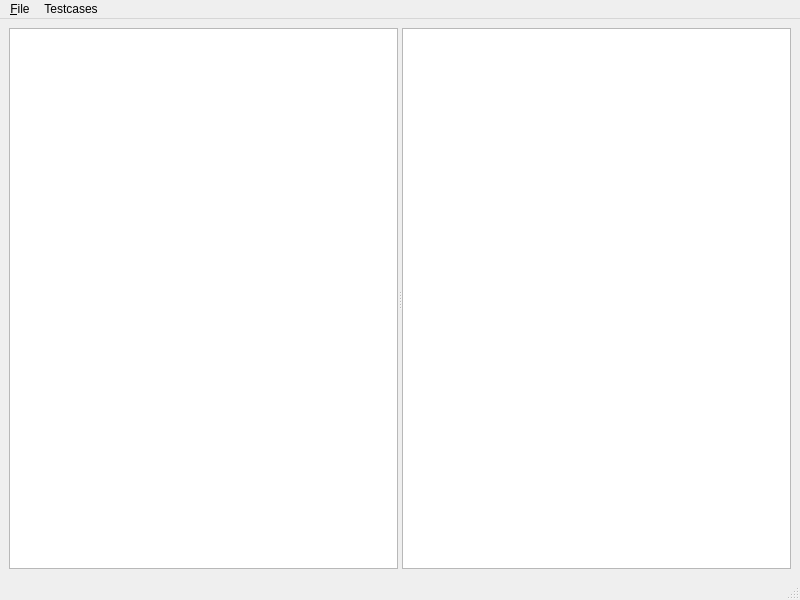
Old version of the form trunk/muroa/playground/MainWindow.ui in the repository BackupTheBerlios/muroa-svn.
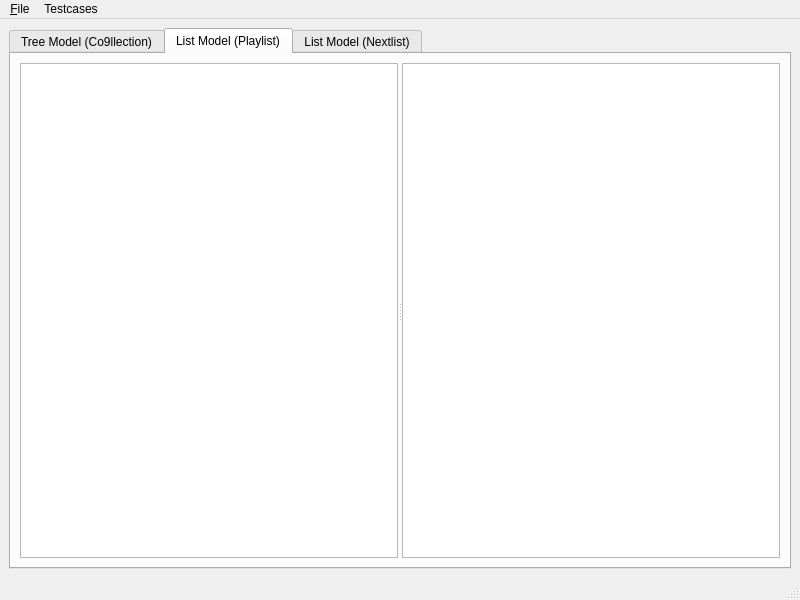
New version of the form. The open tabs and pages were chosen to show the change.

Commit message: ListModel starts to work

The edit to the form file:
```diff
--- a/trunk/muroa/playground/MainWindow.ui
+++ b/trunk/muroa/playground/MainWindow.ui
@@ -14,14 +14,60 @@
    <string>MainWindow</string>
   </property>
   <widget class="QWidget" name="centralwidget">
-   <layout class="QGridLayout" name="gridLayout">
+   <layout class="QGridLayout" name="gridLayout_2">
     <item row="0" column="0">
-     <widget class="QSplitter" name="splitter">
-      <property name="orientation">
-       <enum>Qt::Horizontal</enum>
+     <widget class="QTabWidget" name="tabWidget">
+      <property name="currentIndex">
+       <number>0</number>
       </property>
-      <widget class="QTreeView" name="leftTreeView"/>
-      <widget class="QTreeView" name="rightTreeView"/>
+      <widget class="QWidget" name="treeTab">
+       <attribute name="title">
+        <string>Tree Model (Co9llection)</string>
+       </attribute>
+       <layout class="QGridLayout" name="gridLayout">
+        <item row="0" column="0">
+         <widget class="QSplitter" name="splitter">
+          <property name="orientation">
+           <enum>Qt::Horizontal</enum>
+          </property>
+          <widget class="QTreeView" name="leftTreeView"/>
+          <widget class="QTreeView" name="rightTreeView"/>
+         </widget>
+        </item>
+       </layout>
+      </widget>
+      <widget class="QWidget" name="plTab">
+       <attribute name="title">
+        <string>List Model (Playlist)</string>
+       </attribute>
+       <layout class="QGridLayout" name="gridLayout_3">
+        <item row="0" column="0">
+         <widget class="QSplitter" name="splitter_2">
+          <property name="orientation">
+           <enum>Qt::Horizontal</enum>
+          </property>
+          <widget class="QListView" name="leftPlaylistView"/>
+          <widget class="QListView" name="rightPlaylistView"/>
+         </widget>
+        </item>
+       </layout>
+      </widget>
+      <widget class="QWidget" name="nlTab">
+       <attribute name="title">
+        <string>List Model (Nextlist)</string>
+       </attribute>
+       <layout class="QGridLayout" name="gridLayout_4">
+        <item row="0" column="0">
+         <widget class="QSplitter" name="splitter_3">
+          <property name="orientation">
+           <enum>Qt::Horizontal</enum>
+          </property>
+          <widget class="QListView" name="leftNextlistView"/>
+          <widget class="QListView" name="rightNextlistView"/>
+         </widget>
+        </item>
+       </layout>
+      </widget>
      </widget>
     </item>
    </layout>
```
Left out of the diff: 20 changed lines with no effect on the pictures. The commit also changes 9 other files.
